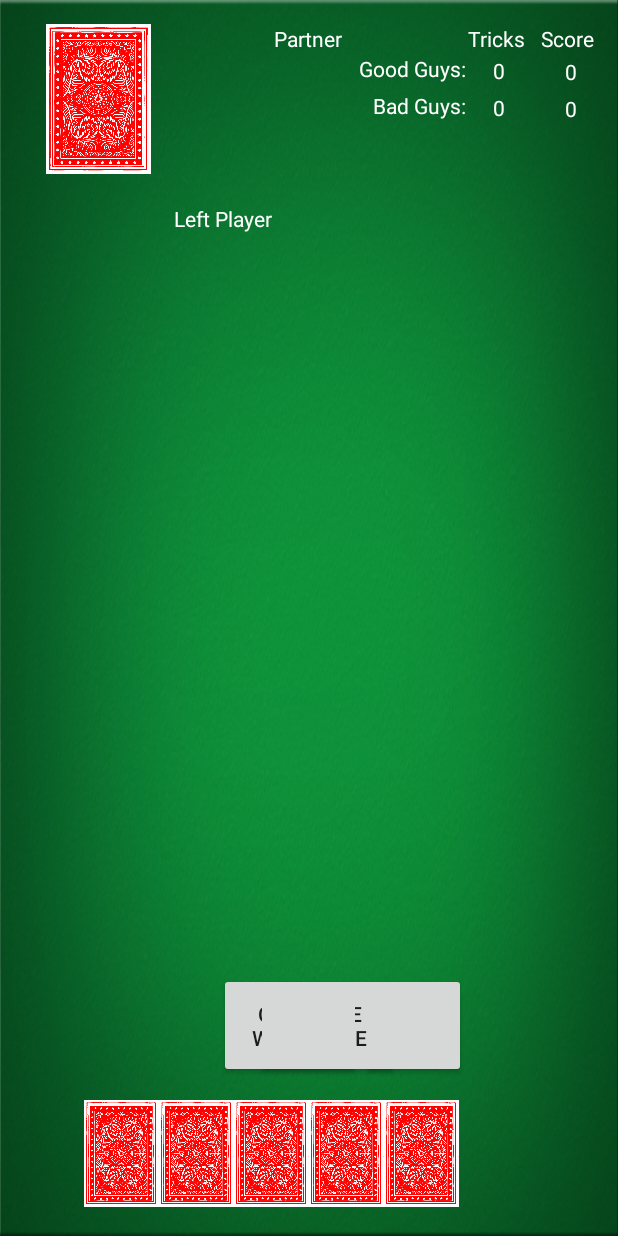
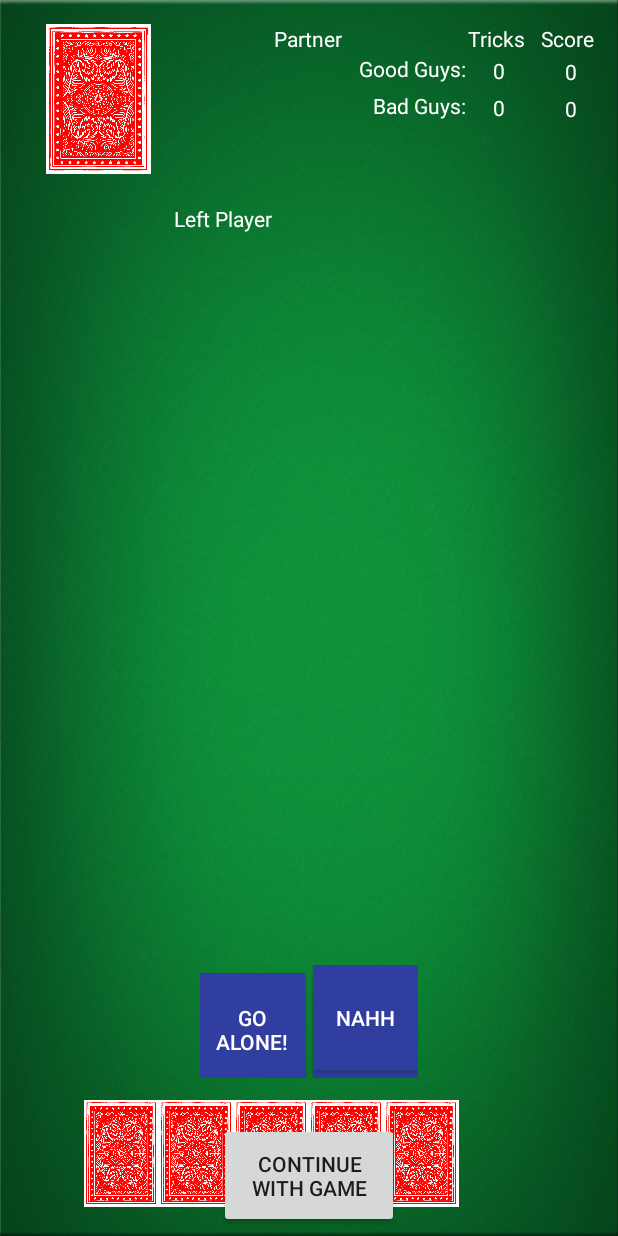
Before and after one commit to schlenkerc18/Euchre, an Android app: the layout activity_game.xml on its own in the app's theme, with its tools: preview values and no code run, on a phone screen of 412 x 824 dp. Run offline under Robolectric (Android 15) with nearby library versions, the phone set to English and light mode, and no system bars.

Commit message:
Added buttons for user to go alone

```diff
--- a/app/src/main/res/layout/activity_game.xml
+++ b/app/src/main/res/layout/activity_game.xml
@@ -152,30 +152,79 @@
 
     </LinearLayout>
 
+    <LinearLayout
+        android:id="@+id/layoutPassPickUp"
+        android:layout_width="wrap_content"
+        android:layout_height="wrap_content"
+        android:layout_above="@+id/layoutLinear"
+        android:layout_centerHorizontal="true"
+        android:weightSum="2"
+        android:orientation="horizontal">
+
+        <Button
+            android:id="@+id/pass_button3"
+            android:layout_above="@id/layoutLinear"
+            android:layout_centerHorizontal="true"
+            android:background="@color/colorPrimaryDark"
+            android:layout_marginRight="5dp"
+            android:textColor="@color/white"
+            android:layout_width="70dp"
+            android:layout_height="70dp"
+            android:text="Pass"/>
+
+        <Button
+            android:id="@+id/pickup_button2"
+            android:layout_above="@+id/layoutLinear"
+            android:layout_toRightOf="@id/pass_button3"
+            android:background="@color/colorPrimaryDark"
+            android:textColor="@color/white"
+            android:layout_width="70dp"
+            android:layout_height="70dp"
+            android:text="Pick up"/>
+
+    </LinearLayout>
+
     <Button
         android:id="@+id/contWithGame"
-        android:layout_above="@+id/layoutLinear"
+        android:layout_alignParentBottom="true"
         android:layout_centerHorizontal="true"
         android:layout_width="120dp"
         android:layout_height="70dp"
         android:text="Continue with Game"/>
 
-    <Button
-        android:id="@+id/pass_button3"
-        android:layout_above="@id/layoutLinear"
+    <LinearLayout
+        android:id="@+id/layoutGoAlone"
+        android:layout_width="wrap_content"
+        android:layout_height="wrap_content"
+        android:layout_above="@+id/layoutLinear"
         android:layout_centerHorizontal="true"
-        android:layout_width="70dp"
-        android:layout_height="70dp" />
+        android:weightSum="2"
+        android:orientation="horizontal">
 
-    <Button
-        android:id="@+id/pickup_button2"
-        android:layout_above="@+id/layoutLinear"
-        android:layout_toRightOf="@id/pass_button3"
-        android:layout_width="70dp"
-        android:layout_height="70dp" />
+        <Button
+            android:id="@+id/goAlone"
+            android:layout_above="@+id/layoutLinear"
+            android:layout_width="70dp"
+            android:layout_height="75dp"
+            android:layout_marginRight="5dp"
+            android:background="@color/colorPrimaryDark"
+            android:text="Go Alone!"
+            android:textColor="@color/white"/>
+
+        <Button
+            android:id="@+id/notAlone"
+            android:layout_above="@+id/layoutLinear"
+            android:layout_width="70dp"
+            android:layout_height="70dp"
+            android:text="Nahh"
+            android:background="@color/colorPrimaryDark"
+            android:textColor="@color/white"/>
+
+
+    </LinearLayout>
 
     <TextView
-        android:id="@+id/cardToDiscard"
+        android:id="@+id/textAboveHand"
         android:layout_width="wrap_content"
         android:layout_height="wrap_content"
         android:layout_above="@+id/layoutLinear"
```
Also changed, not shown: app/src/main/java/com/hfad/euchreai/GameActivity.java (+51 -31 lines).
